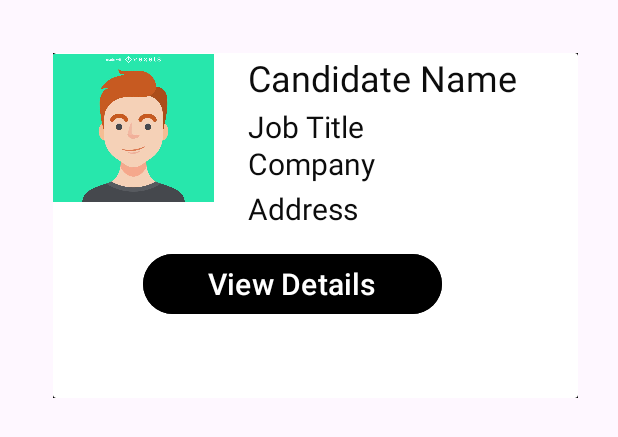
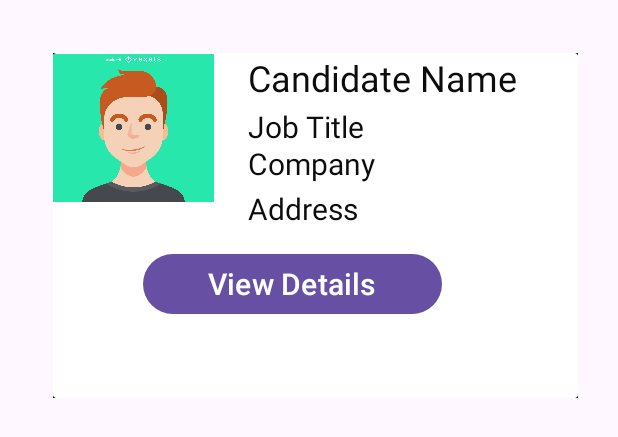
Before and after one commit to Krupali1011/Group3_AndroidProject1, an Android app: the layout candidate_rowlayout.xml on its own in the app's theme, with its tools: preview values and no code run, on a phone screen of 412 x 824 dp. Shown: the top 437 px of the screen. Run offline under Robolectric (Android 15) with nearby library versions, the light colour scheme and no system bars.

Commit message:
Change the Button Background

```diff
--- a/Group3Project1/app/src/main/res/layout/candidate_rowlayout.xml
+++ b/Group3Project1/app/src/main/res/layout/candidate_rowlayout.xml
@@ -81,7 +81,6 @@
             android:layout_height="wrap_content"
             android:layout_marginStart="60dp"
             android:layout_marginTop="130dp"
-            android:backgroundTint="@color/black"
             android:text="View Details"
             android:textColor="@color/white"
             android:textSize="20sp" />
```
